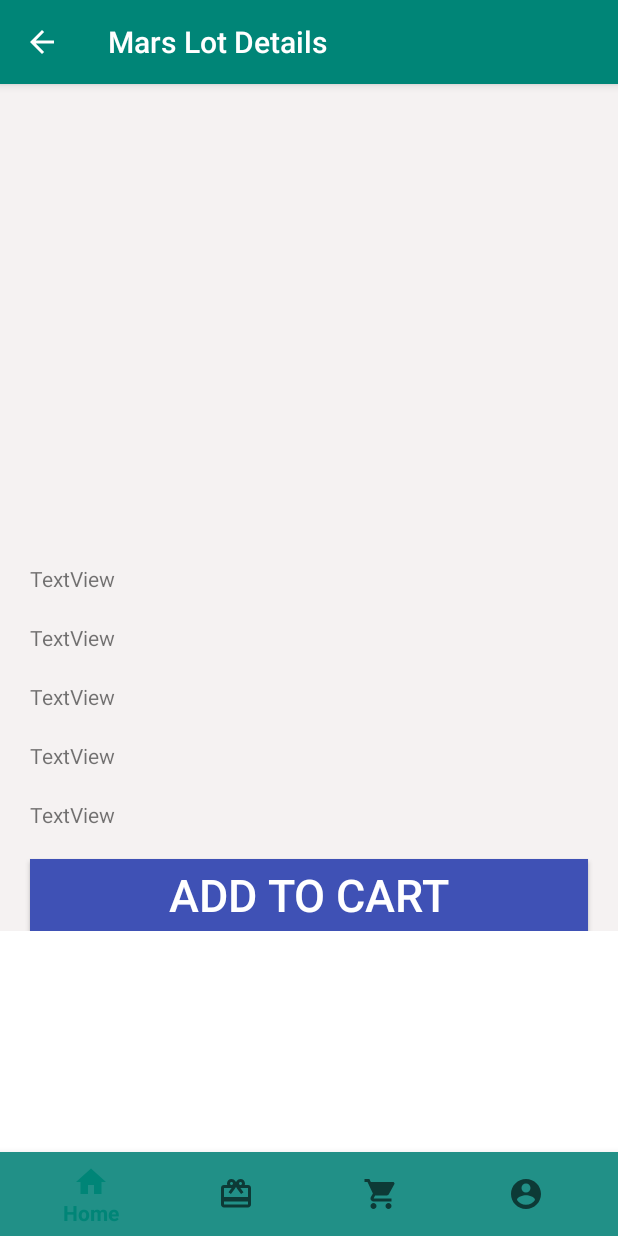
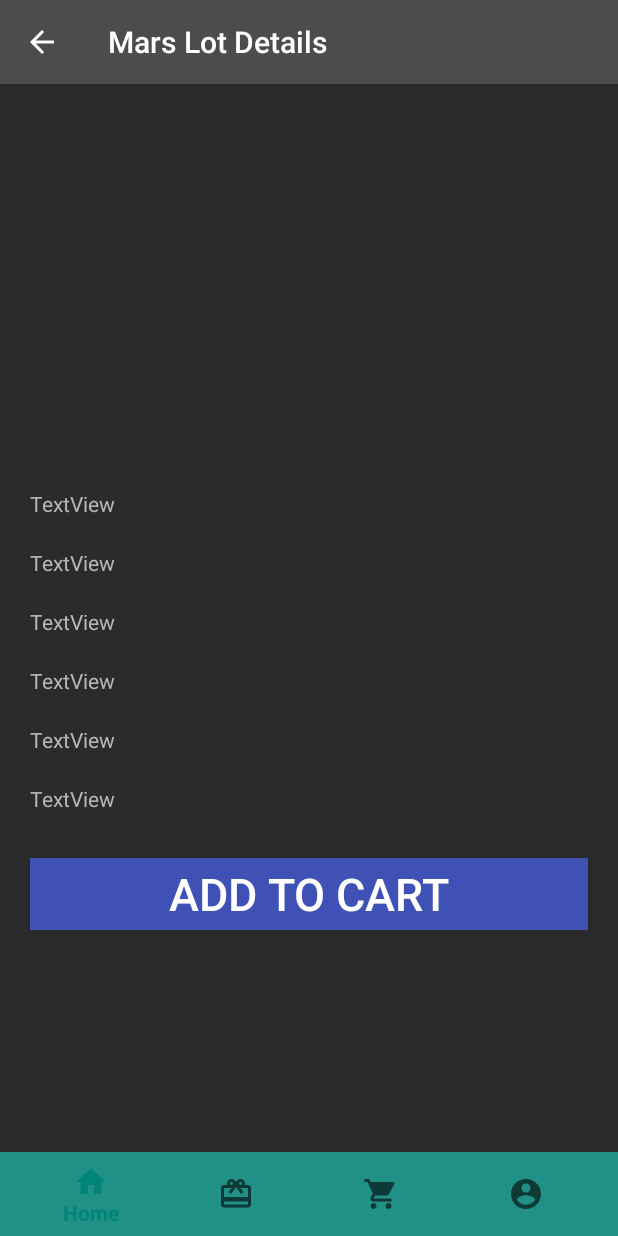
Before and after one commit to mackenziehampel/FinalProject_MackenzieHampel, an Android app: the fragment ProductDetails placed in its activity, on a phone screen of 412 x 824 dp. Run offline under Robolectric (Android 15) with nearby library versions, the phone set to English and light mode, and no system bars.

Commit message:
added to Product DAO
added to product DAO and updated some UI elements

```diff
--- a/app/src/main/res/layout/fragment_product_details.xml
+++ b/app/src/main/res/layout/fragment_product_details.xml
@@ -19,7 +19,7 @@
             android:id="@+id/toolbarDetails"
             android:layout_width="match_parent"
             android:layout_height="?attr/actionBarSize"
-            android:background="?attr/colorPrimary"
+            android:background="#4D4C4C"
             app:popupTheme="@style/ThemeOverlay.AppCompat.Light" />
 
     </com.google.android.material.appbar.AppBarLayout>
@@ -29,19 +29,20 @@
         android:layout_height="match_parent"
 
 
+        android:background="#2C2B2B"
         app:layout_behavior="com.google.android.material.appbar.AppBarLayout$ScrollingViewBehavior">
 
         <LinearLayout
             android:layout_width="match_parent"
             android:layout_height="match_parent"
-            android:background="#FCF5F2F2"
+            android:background="#00F5F2F2"
             android:orientation="vertical"
             tools:context=".ProductDetails">
 
             <ImageView
                 android:id="@+id/img_main"
                 android:layout_width="400dp"
-                android:layout_height="300dp"
+                android:layout_height="250dp"
                 android:contentDescription="@string/app_name"
                 android:scaleType="centerCrop" />
 
@@ -52,7 +53,9 @@
                 android:layout_marginLeft="20dp"
                 android:layout_marginTop="20dp"
                 android:layout_marginRight="20dp"
-                android:text="TextView" />
+                android:background="#00AFAAAA"
+                android:text="TextView"
+                android:textColor="#FCB9B9B9" />
 
             <TextView
                 android:id="@+id/txt2"
@@ -61,7 +64,8 @@
                 android:layout_marginLeft="20dp"
                 android:layout_marginTop="20dp"
                 android:layout_marginRight="20dp"
-                android:text="TextView" />
+                android:text="TextView"
+                android:textColor="#FCB9B9B9" />
 
             <TextView
                 android:id="@+id/txt3"
@@ -70,7 +74,8 @@
                 android:layout_marginLeft="20dp"
                 android:layout_marginTop="20dp"
                 android:layout_marginRight="20dp"
-                android:text="TextView" />
+                android:text="TextView"
+                android:textColor="#FCB9B9B9" />
 
             <TextView
                 android:id="@+id/txt4"
@@ -79,7 +84,8 @@
                 android:layout_marginLeft="20dp"
                 android:layout_marginTop="20dp"
                 android:layout_marginRight="20dp"
-                android:text="TextView" />
+                android:text="TextView"
+                android:textColor="#FCB9B9B9" />
 
             <TextView
                 android:id="@+id/txt5"
@@ -88,14 +94,25 @@
                 android:layout_marginLeft="20dp"
                 android:layout_marginTop="20dp"
                 android:layout_marginRight="20dp"
-                android:text="TextView" />
+                android:text="TextView"
+                android:textColor="#FCB9B9B9" />
+
+            <TextView
+                android:id="@+id/txt6"
+                android:layout_width="match_parent"
+                android:layout_height="wrap_content"
+                android:layout_marginLeft="20dp"
+                android:layout_marginTop="20dp"
+                android:layout_marginRight="20dp"
+                android:text="TextView"
+                android:textColor="#FCB9B9B9" />
 
             <Button
                 android:id="@+id/btnAddToCart"
                 android:layout_width="match_parent"
                 android:layout_height="wrap_content"
                 android:layout_marginLeft="20dp"
-                android:layout_marginTop="20dp"
+                android:layout_marginTop="30dp"
                 android:layout_marginRight="20dp"
                 android:background="#3F51B5"
                 android:text="Add to Cart"
```
Also changed, not shown: app/src/main/java/com/example/finalproject_hampel/ProductDetails.java (+6 -14 lines), app/src/main/java/com/example/finalproject_hampel/ProductsAdapter.java (+5 -2 lines), app/src/main/java/com/example/finalproject_hampel/ProductsDataClass.java (+18 -3 lines), app/src/main/java/com/example/finalproject_hampel/db/Product.java (+40 -1 lines), app/src/main/res/layout/fragment_my_cart.xml (+15 -3 lines), app/src/main/res/layout/fragment_products.xml (+23 -6 lines), app/src/main/res/layout/item_product.xml (+33 -11 lines).
